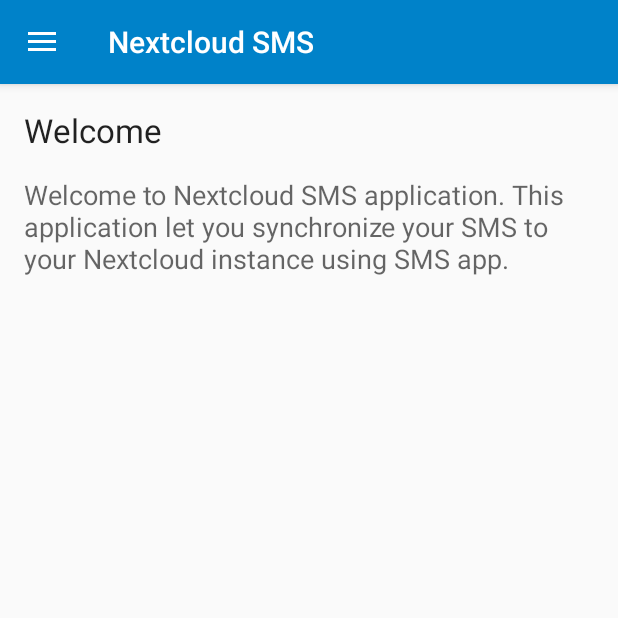
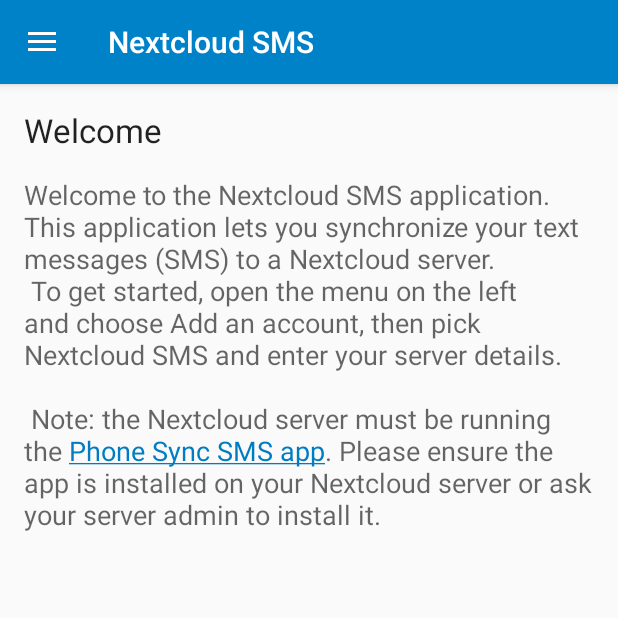
Before and after one commit to nerzhul/ncsms-android, an Android app: the MainActivity screen opened directly, with no data from a screen before it, after a tap on "Synchronize now", on a phone screen of 412 x 824 dp, the top half of it. Run offline under Robolectric (Android 15) with nearby library versions, the phone set to English and light mode, and no system bars; plain views replace blot; 2 statements that could not run were skipped; 1 other tap on this screen came first.

Commit message:
Update welcome message to make it more helpful
also, correct a few minor spelling mistakes

```diff
--- a/src/main/res/values/strings.xml
+++ b/src/main/res/values/strings.xml
@@ -193,7 +193,7 @@
     <string name="ma_title_rate_us">Rate us!</string>
     <string name="ma_title_add_account">Add an account</string>
     <string name="ma_title_welcome">Welcome</string>
-    <string name="ma_content_welcome">Welcome to Nextcloud SMS application. This application let you synchronize your SMS to your Nextcloud instance using SMS app.</string>
+    <string name="ma_content_welcome">Welcome to the Nextcloud SMS application.\nThis application lets you synchronize your text messages (SMS) to a Nextcloud server.\n To get started, open the menu on the left  and choose "Add an account", then pick Nextcloud SMS and enter your server details.\n\n Note: the Nextcloud server must be running the <a href="https://apps.nextcloud.com/apps/ocsms">Phone Sync SMS app</a>. Please ensure the app is installed on your Nextcloud server or ask your server admin to install it. </string>
     <string name="ma_title_remote_account">Remote account</string>
     <string name="choose_account">Choose account</string>
 
```
